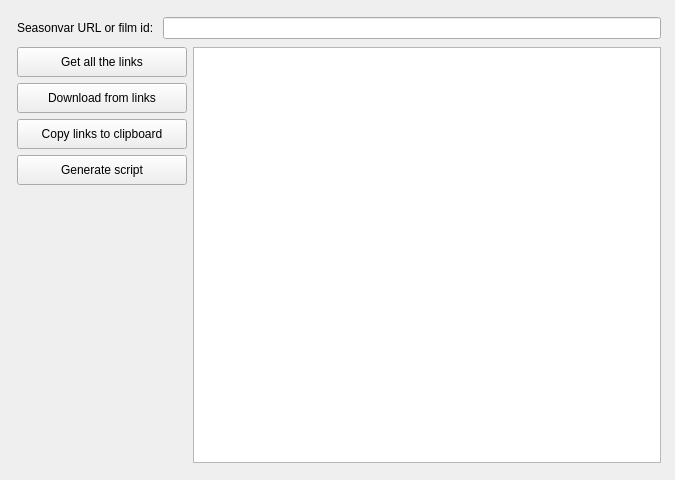
Old version of the form mainwindow.ui in the repository DoITCreative/SeasonvarDownloader.
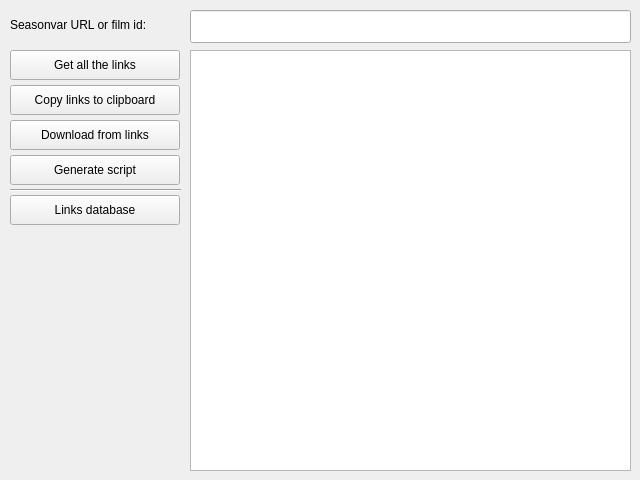
New version of the form. Icons and pictures are not drawn.

Commit message: Fix ui, add links database button

Patch:
```diff
--- a/mainwindow.ui
+++ b/mainwindow.ui
@@ -6,19 +6,19 @@
    <rect>
     <x>0</x>
     <y>0</y>
-    <width>675</width>
+    <width>640</width>
     <height>480</height>
    </rect>
   </property>
   <property name="minimumSize">
    <size>
-    <width>675</width>
+    <width>640</width>
     <height>480</height>
    </size>
   </property>
   <property name="maximumSize">
    <size>
-    <width>675</width>
+    <width>640</width>
     <height>480</height>
    </size>
   </property>
@@ -29,228 +29,11 @@
    <iconset resource="resources.qrc">
     <normaloff>:/icons/logo/icon.png</normaloff>:/icons/logo/icon.png</iconset>
   </property>
-  <widget class="QWidget" name="verticalLayoutWidget">
-   <property name="geometry">
-    <rect>
-     <x>6</x>
-     <y>6</y>
-     <width>666</width>
-     <height>468</height>
-    </rect>
-   </property>
-   <layout class="QVBoxLayout" name="verticalLayout_3">
-    <property name="spacing">
-     <number>8</number>
-    </property>
-    <property name="sizeConstraint">
-     <enum>QLayout::SetDefaultConstraint</enum>
-    </property>
-    <item>
-     <layout class="QHBoxLayout" name="horizontalLayout_2">
-      <item>
-       <widget class="QLabel" name="labelSeasonvarURL">
-        <property name="text">
-         <string>&lt;html&gt;&lt;head/&gt;&lt;body&gt;&lt;p&gt;Seasonvar URL or film id: &lt;/p&gt;&lt;/body&gt;&lt;/html&gt;</string>
-        </property>
-       </widget>
-      </item>
-      <item>
-       <widget class="QLineEdit" name="lineEditSeasonvarURL">
-        <property name="minimumSize">
-         <size>
-          <width>400</width>
-          <height>0</height>
-         </size>
-        </property>
-        <property name="maximumSize">
-         <size>
-          <width>16777215</width>
-          <height>16777215</height>
-         </size>
-        </property>
-       </widget>
-      </item>
-     </layout>
-    </item>
-    <item>
-     <layout class="QHBoxLayout" name="horizontalLayout">
-      <property name="sizeConstraint">
-       <enum>QLayout::SetDefaultConstraint</enum>
-      </property>
-      <item>
-       <layout class="QVBoxLayout" name="verticalLayout">
-        <item>
-         <widget class="QPushButton" name="pushButtonGetAllTheLinks">
-          <property name="minimumSize">
-           <size>
-            <width>170</width>
-            <height>30</height>
-           </size>
-          </property>
-          <property name="maximumSize">
-           <size>
-            <width>170</width>
-            <height>30</height>
-           </size>
-          </property>
-          <property name="text">
-           <string>Get all the links</string>
-          </property>
-         </widget>
-        </item>
-        <item>
-         <widget class="QPushButton" name="pushButtonDownloadFromLinks">
-          <property name="minimumSize">
-           <size>
-            <width>170</width>
-            <height>30</height>
-           </size>
-          </property>
-          <property name="maximumSize">
-           <size>
-            <width>170</width>
-            <height>30</height>
-           </size>
-          </property>
-          <property name="text">
-           <string>Download from links</string>
-          </property>
-         </widget>
-        </item>
-        <item>
-         <widget class="QPushButton" name="pushButtonCopyLinksToClipboard">
-          <property name="minimumSize">
-           <size>
-            <width>170</width>
-            <height>30</height>
-           </size>
-          </property>
-          <property name="maximumSize">
-           <size>
-            <width>170</width>
-            <height>30</height>
-           </size>
-          </property>
-          <property name="text">
-           <string>Copy links to clipboard</string>
-          </property>
-         </widget>
-        </item>
-        <item>
-         <widget class="QPushButton" name="pushButtonGenerateScript">
-          <property name="minimumSize">
-           <size>
-            <width>170</width>
-            <height>30</height>
-           </size>
-          </property>
-          <property name="maximumSize">
-           <size>
-            <width>170</width>
-            <height>30</height>
-           </size>
-          </property>
-          <property name="text">
-           <string>Generate script</string>
-          </property>
-         </widget>
-        </item>
-        <item>
-         <spacer name="verticalSpacer">
-          <property name="orientation">
-           <enum>Qt::Vertical</enum>
-          </property>
-          <property name="sizeHint" stdset="0">
-           <size>
-            <width>20</width>
-            <height>40</height>
-           </size>
-          </property>
-         </spacer>
-        </item>
-        <item>
-         <widget class="QLabel" name="labelCloud">
-          <property name="maximumSize">
-           <size>
-            <width>90</width>
-            <height>90</height>
-           </size>
-          </property>
-          <property name="text">
-           <string/>
-          </property>
-          <property name="pixmap">
-           <pixmap resource="resources.qrc">:/icons/logo/yarr.png</pixmap>
-          </property>
-          <property name="scaledContents">
-           <bool>true</bool>
-          </property>
-          <property name="margin">
-           <number>0</number>
-          </property>
-         </widget>
-        </item>
-        <item>
-         <widget class="QLabel" name="labelParrot">
-          <property name="maximumSize">
-           <size>
-            <width>170</width>
-            <height>170</height>
-           </size>
-          </property>
-          <property name="text">
-           <string/>
-          </property>
-          <property name="pixmap">
-           <pixmap resource="resources.qrc">:/icons/logo/icon.png</pixmap>
-          </property>
-          <property name="scaledContents">
-           <bool>true</bool>
-          </property>
-         </widget>
-        </item>
-       </layout>
-      </item>
-      <item>
-       <widget class="QTextBrowser" name="textBrowser">
-        <property name="enabled">
-         <bool>true</bool>
-        </property>
-        <property name="sizePolicy">
-         <sizepolicy hsizetype="Expanding" vsizetype="Expanding">
-          <horstretch>0</horstretch>
-          <verstretch>0</verstretch>
-         </sizepolicy>
-        </property>
-        <property name="minimumSize">
-         <size>
-          <width>0</width>
-          <height>0</height>
-         </size>
-        </property>
-        <property name="maximumSize">
-         <size>
-          <width>16777215</width>
-          <height>16777215</height>
-         </size>
-        </property>
-        <property name="openExternalLinks">
-         <bool>true</bool>
-        </property>
-        <property name="openLinks">
-         <bool>true</bool>
-        </property>
-       </widget>
-      </item>
-     </layout>
-    </item>
-   </layout>
-  </widget>
   <widget class="QLabel" name="loadingAnimation">
    <property name="geometry">
     <rect>
-     <x>407</x>
-     <y>219</y>
+     <x>386</x>
+     <y>226</y>
      <width>60</width>
      <height>60</height>
     </rect>
@@ -277,6 +60,284 @@
     <bool>true</bool>
    </property>
   </widget>
+  <widget class="QLabel" name="labelSeasonvarURL">
+   <property name="geometry">
+    <rect>
+     <x>10</x>
+     <y>16</y>
+     <width>180</width>
+     <height>19</height>
+    </rect>
+   </property>
+   <property name="text">
+    <string>&lt;html&gt;&lt;head/&gt;&lt;body&gt;&lt;p&gt;Seasonvar URL or film id: &lt;/p&gt;&lt;/body&gt;&lt;/html&gt;</string>
+   </property>
+  </widget>
+  <widget class="QLineEdit" name="lineEditSeasonvarURL">
+   <property name="geometry">
+    <rect>
+     <x>190</x>
+     <y>10</y>
+     <width>441</width>
+     <height>33</height>
+    </rect>
+   </property>
+   <property name="minimumSize">
+    <size>
+     <width>400</width>
+     <height>0</height>
+    </size>
+   </property>
+   <property name="maximumSize">
+    <size>
+     <width>16777215</width>
+     <height>16777215</height>
+    </size>
+   </property>
+  </widget>
+  <widget class="QTextBrowser" name="textBrowser">
+   <property name="enabled">
+    <bool>true</bool>
+   </property>
+   <property name="geometry">
+    <rect>
+     <x>190</x>
+     <y>50</y>
+     <width>441</width>
+     <height>421</height>
+    </rect>
+   </property>
+   <property name="sizePolicy">
+    <sizepolicy hsizetype="Expanding" vsizetype="Expanding">
+     <horstretch>0</horstretch>
+     <verstretch>0</verstretch>
+    </sizepolicy>
+   </property>
+   <property name="minimumSize">
+    <size>
+     <width>0</width>
+     <height>0</height>
+    </size>
+   </property>
+   <property name="maximumSize">
+    <size>
+     <width>16777215</width>
+     <height>16777215</height>
+    </size>
+   </property>
+   <property name="openExternalLinks">
+    <bool>true</bool>
+   </property>
+   <property name="openLinks">
+    <bool>true</bool>
+   </property>
+  </widget>
+  <widget class="QPushButton" name="pushButtonGetAllTheLinks">
+   <property name="geometry">
+    <rect>
+     <x>10</x>
+     <y>50</y>
+     <width>170</width>
+     <height>30</height>
+    </rect>
+   </property>
+   <property name="minimumSize">
+    <size>
+     <width>170</width>
+     <height>30</height>
+    </size>
+   </property>
+   <property name="maximumSize">
+    <size>
+     <width>170</width>
+     <height>30</height>
+    </size>
+   </property>
+   <property name="text">
+    <string>Get all the links</string>
+   </property>
+  </widget>
+  <widget class="QPushButton" name="pushButtonGenerateScript">
+   <property name="geometry">
+    <rect>
+     <x>10</x>
+     <y>155</y>
+     <width>170</width>
+     <height>30</height>
+    </rect>
+   </property>
+   <property name="minimumSize">
+    <size>
+     <width>170</width>
+     <height>30</height>
+    </size>
+   </property>
+   <property name="maximumSize">
+    <size>
+     <width>170</width>
+     <height>30</height>
+    </size>
+   </property>
+   <property name="text">
+    <string>Generate script</string>
+   </property>
+  </widget>
+  <widget class="QPushButton" name="pushButtonDownloadFromLinks">
+   <property name="geometry">
+    <rect>
+     <x>10</x>
+     <y>120</y>
+     <width>170</width>
+     <height>30</height>
+    </rect>
+   </property>
+   <property name="minimumSize">
+    <size>
+     <width>170</width>
+     <height>30</height>
+    </size>
+   </property>
+   <property name="maximumSize">
+    <size>
+     <width>170</width>
+     <height>30</height>
+    </size>
+   </property>
+   <property name="text">
+    <string>Download from links</string>
+   </property>
+  </widget>
+  <widget class="QPushButton" name="pushButtonCopyLinksToClipboard">
+   <property name="geometry">
+    <rect>
+     <x>10</x>
+     <y>85</y>
+     <width>170</width>
+     <height>30</height>
+    </rect>
+   </property>
+   <property name="minimumSize">
+    <size>
+     <width>170</width>
+     <height>30</height>
+    </size>
+   </property>
+   <property name="maximumSize">
+    <size>
+     <width>170</width>
+     <height>30</height>
+    </size>
+   </property>
+   <property name="text">
+    <string>Copy links to clipboard</string>
+   </property>
+  </widget>
+  <widget class="QLabel" name="labelParrot">
+   <property name="geometry">
+    <rect>
+     <x>25</x>
+     <y>330</y>
+     <width>140</width>
+     <height>140</height>
+    </rect>
+   </property>
+   <property name="maximumSize">
+    <size>
+     <width>140</width>
+     <height>140</height>
+    </size>
+   </property>
+   <property name="text">
+    <string/>
+   </property>
+   <property name="pixmap">
+    <pixmap resource="resources.qrc">:/icons/logo/icon.png</pixmap>
+   </property>
+   <property name="scaledContents">
+    <bool>true</bool>
+   </property>
+   <property name="alignment">
+    <set>Qt::AlignCenter</set>
+   </property>
+  </widget>
+  <widget class="QLabel" name="labelCloud">
+   <property name="geometry">
+    <rect>
+     <x>16</x>
+     <y>271</y>
+     <width>80</width>
+     <height>80</height>
+    </rect>
+   </property>
+   <property name="maximumSize">
+    <size>
+     <width>80</width>
+     <height>80</height>
+    </size>
+   </property>
+   <property name="text">
+    <string/>
+   </property>
+   <property name="pixmap">
+    <pixmap resource="resources.qrc">:/icons/logo/yarr.png</pixmap>
+   </property>
+   <property name="scaledContents">
+    <bool>true</bool>
+   </property>
+   <property name="margin">
+    <number>0</number>
+   </property>
+  </widget>
+  <widget class="QPushButton" name="pushButtonLinksDatabase">
+   <property name="geometry">
+    <rect>
+     <x>10</x>
+     <y>195</y>
+     <width>170</width>
+     <height>30</height>
+    </rect>
+   </property>
+   <property name="minimumSize">
+    <size>
+     <width>170</width>
+     <height>30</height>
+    </size>
+   </property>
+   <property name="maximumSize">
+    <size>
+     <width>170</width>
+     <height>30</height>
+    </size>
+   </property>
+   <property name="text">
+    <string>Links database</string>
+   </property>
+  </widget>
+  <widget class="Line" name="line">
+   <property name="geometry">
+    <rect>
+     <x>10</x>
+     <y>182</y>
+     <width>171</width>
+     <height>16</height>
+    </rect>
+   </property>
+   <property name="orientation">
+    <enum>Qt::Horizontal</enum>
+   </property>
+  </widget>
+  <zorder>textBrowser</zorder>
+  <zorder>labelSeasonvarURL</zorder>
+  <zorder>lineEditSeasonvarURL</zorder>
+  <zorder>pushButtonGetAllTheLinks</zorder>
+  <zorder>pushButtonGenerateScript</zorder>
+  <zorder>pushButtonDownloadFromLinks</zorder>
+  <zorder>pushButtonCopyLinksToClipboard</zorder>
+  <zorder>labelParrot</zorder>
+  <zorder>labelCloud</zorder>
+  <zorder>loadingAnimation</zorder>
+  <zorder>pushButtonLinksDatabase</zorder>
+  <zorder>line</zorder>
  </widget>
  <layoutdefault spacing="6" margin="11"/>
  <resources>
```
The commit also changes 2 other files.
